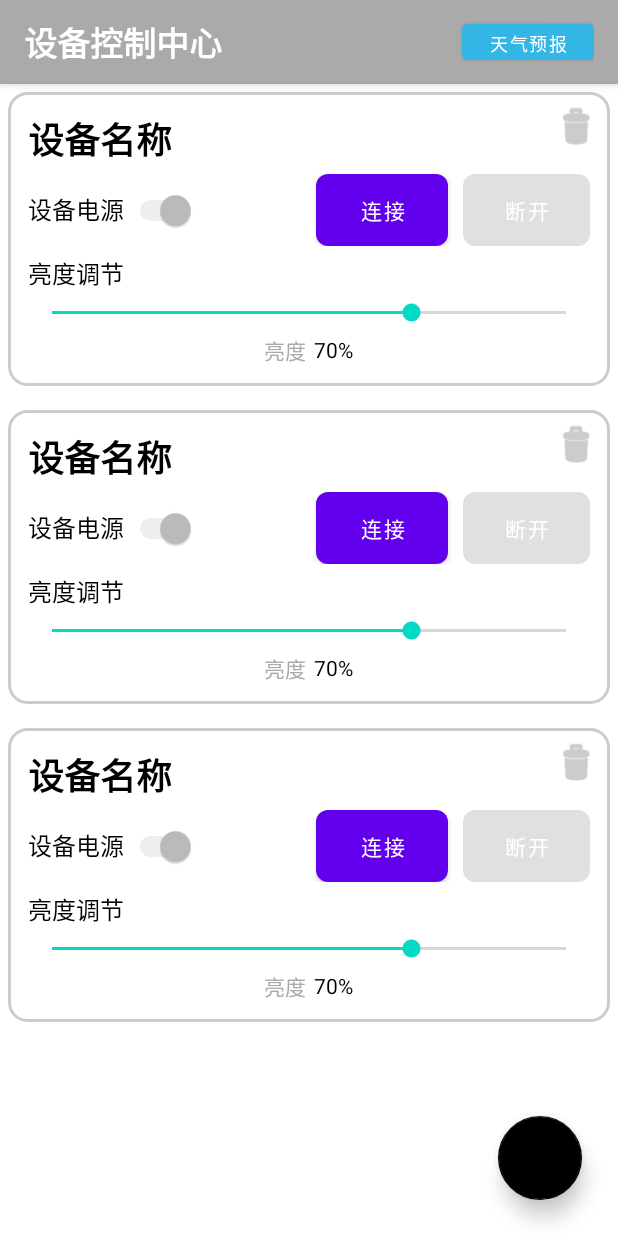
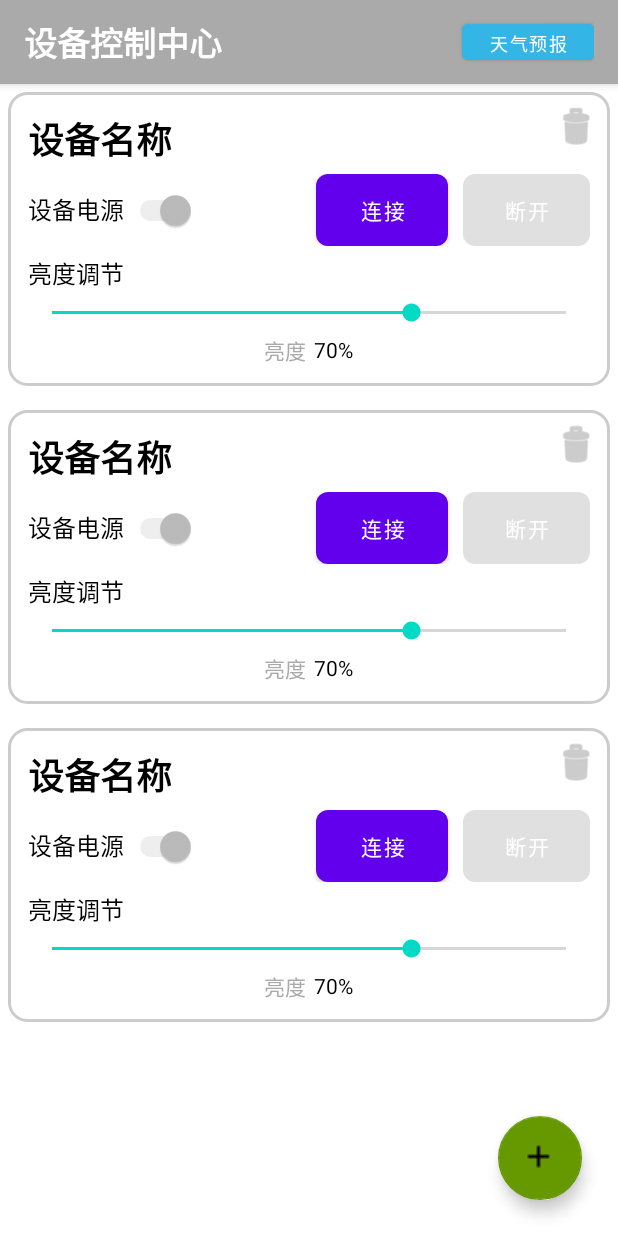
Before and after one commit to Czlike17/SunnyWeather, an Android app: the layout activity_device_control.xml on its own in the app's theme, with its tools: preview values and no code run, on a phone screen of 412 x 824 dp. Run offline under Robolectric (Android 15) with nearby library versions, the phone set to English and light mode, and no system bars.

Commit message:
更新UI

```diff
--- a/app/src/main/res/layout/activity_device_control.xml
+++ b/app/src/main/res/layout/activity_device_control.xml
@@ -61,7 +61,7 @@
         android:layout_margin="24dp"
         android:contentDescription="跳转到下一界面"
         android:src="@mipmap/icon_add_new"
-        app:backgroundTint="@color/black"
-        app:elevation="8dp" />
+        app:backgroundTint="@android:color/holo_green_dark"
+        app:elevation="6dp" />
 
 </FrameLayout>
--- a/app/src/main/res/values/colors.xml
+++ b/app/src/main/res/values/colors.xml
@@ -2,6 +2,12 @@
 <resources>
     <color name="black">#FF000000</color>
     <color name="white">#FFFFFFFF</color>
-    <color name="green">#3d8b40</color>
     <color name="green_n">#4CAF50</color>
+    <color name="blue">#2196F3</color>
+    <color name="light_blue">#64B5F6</color>
+    <color name="green">#4CAF50</color>
+    <color name="red">#F44336</color>
+    <color name="gray">#9E9E9E</color>
+    <color name="light_gray">#F5F5F5</color>
+
 </resources>
```
Also changed, not shown: app/src/main/res/mipmap-xxhdpi/icon_back.png, app/src/main/res/mipmap-xxhdpi/icon_back_new.png (added), app/src/main/res/mipmap-xxhdpi/icon_next.png (added), app/src/main/res/mipmap-xxhdpi/icon_time.png (added).
